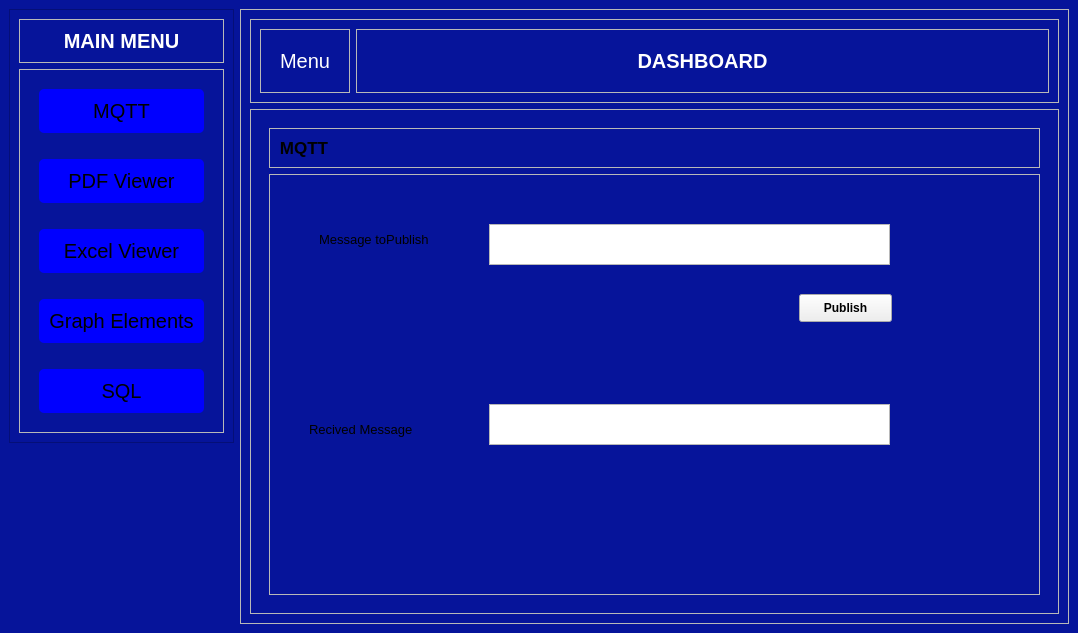
Before: the Qt Designer form demo3.ui in Rahs0601/Pyside6-POC, drawn with Qt 5.
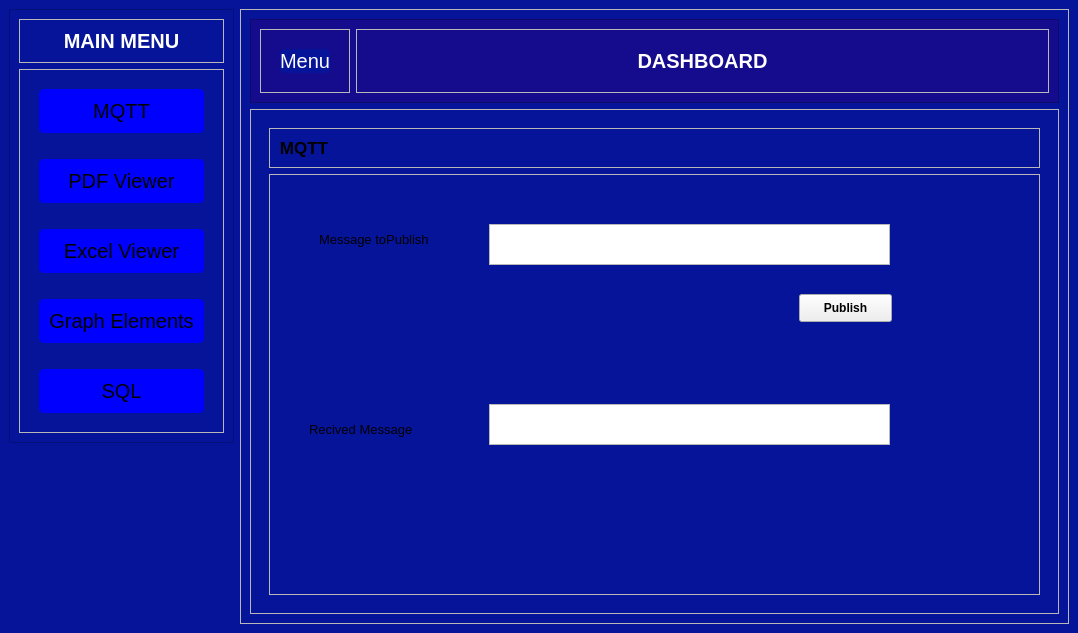
After: the same form once the commit is applied.

What changed in the file:
```diff
--- a/demo3.ui
+++ b/demo3.ui
@@ -49,6 +49,9 @@
 #frame_7{
 width:20px;
 }
+#frame_5{
+background-color:rgb(21, 11, 141);
+}
 #frame_9 QLabel{
 color:black;
 
```
